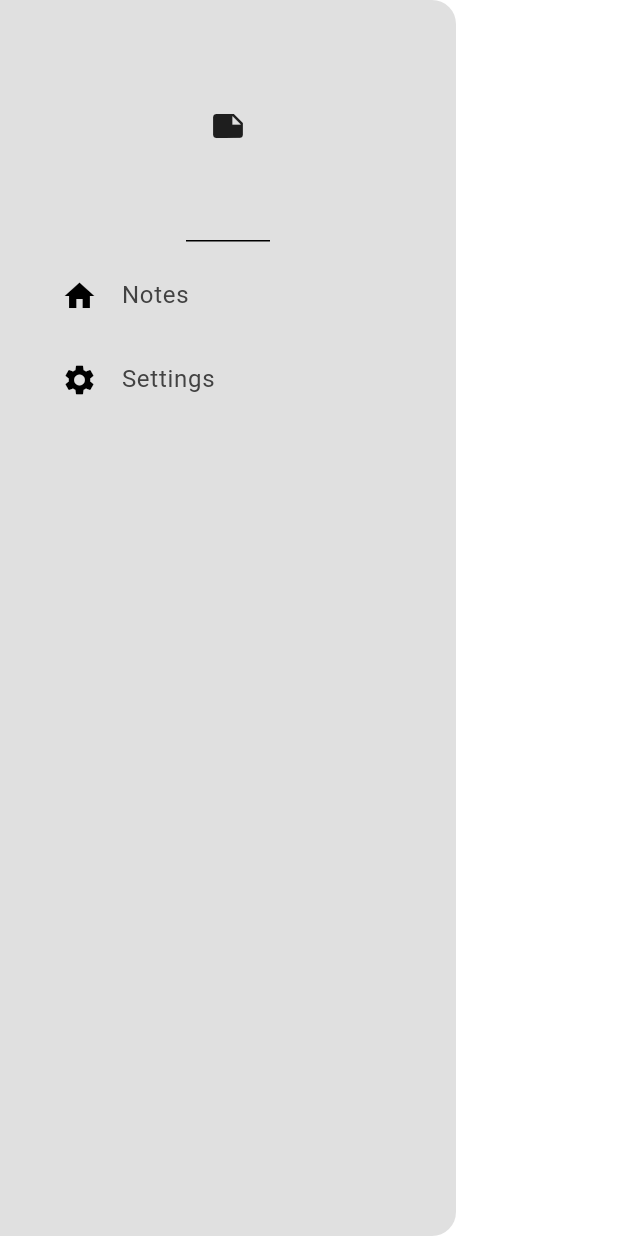
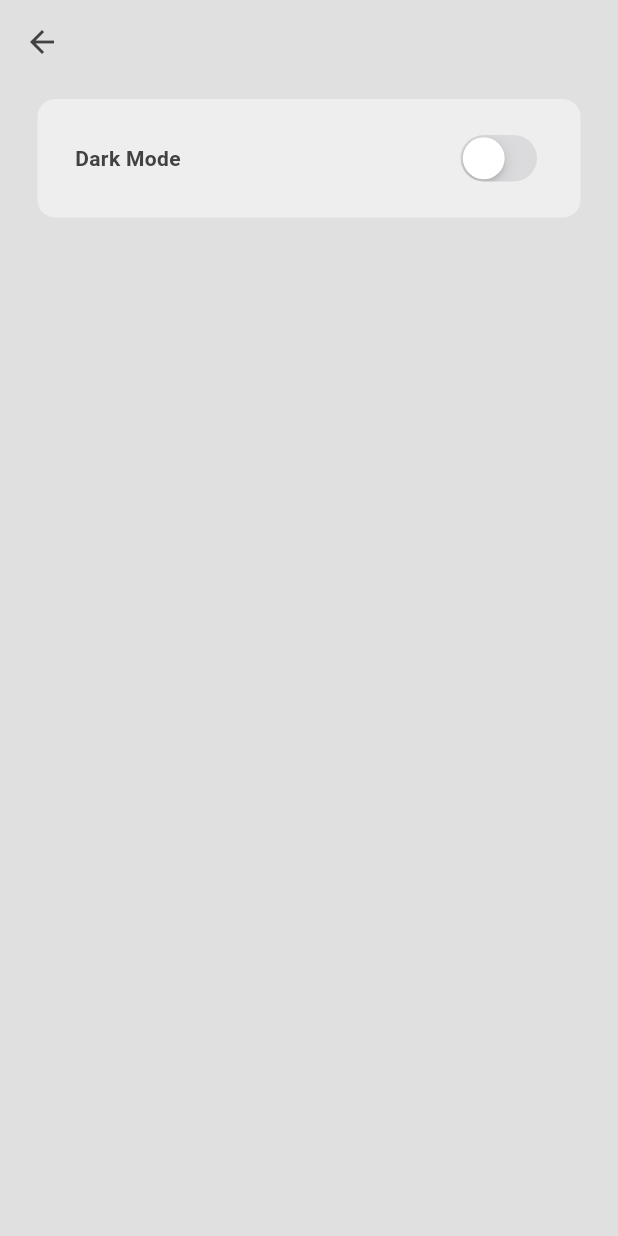
Before and after one commit to RennieFlc/Note_Sphere, a Flutter app: the MyDrawer widget shown alone on an empty page, opened directly, after a tap on "Settings", on a phone screen of 412 x 824 dp. Run offline on Flutter 3.47's test engine with Material 3 defaults, Android fonts, the phone set to English and light mode, and no system bars; our stand-ins replace google_fonts, isar; accounts and stored records are empty; generated files the repository leaves out were written again.

Commit message:
Added Components/Settings/Major Modification

```diff
--- a/lib/components/drawer.dart
+++ b/lib/components/drawer.dart
@@ -1,5 +1,6 @@
 import 'package:flutter/material.dart';
 import 'package:note_sphere/components/drawer_tile.dart';
+import 'package:note_sphere/pages/settings_page.dart';
 
 class MyDrawer extends StatelessWidget {
   const MyDrawer({super.key});
@@ -28,7 +29,15 @@ class MyDrawer extends StatelessWidget {
           DrawerTile(
             title: "Settings",
             leading: const Icon(Icons.settings),
-            onTap: () {},
+            onTap: () {
+              Navigator.pop(context);
+              Navigator.push(
+                context,
+                MaterialPageRoute(
+                  builder: (context) => SettingsPage(),
+                ),
+              );
+            },
           ),
         ],
       ),
--- /dev/null
+++ b/lib/pages/settings_page.dart
@@ -0,0 +1,47 @@
+import 'package:flutter/cupertino.dart';
+import 'package:flutter/material.dart';
+import 'package:note_sphere/theme/theme_provider.dart';
+import 'package:provider/provider.dart';
+
+class SettingsPage extends StatelessWidget {
+  const SettingsPage({super.key});
+
+  @override
+  Widget build(BuildContext context) {
+    return Scaffold(
+      backgroundColor: Theme.of(context).colorScheme.background,
+      appBar: AppBar(
+        elevation: 0,
+        backgroundColor: Colors.transparent,
+        foregroundColor: Theme.of(context).colorScheme.inversePrimary,
+      ),
+      body: Container(
+        decoration: BoxDecoration(
+          color: Theme.of(context).colorScheme.primary,
+          borderRadius: BorderRadius.circular(12),
+        ),
+        padding: const EdgeInsets.symmetric(vertical: 20, horizontal: 25),
+        margin: const EdgeInsets.only(left: 25, right: 25, top: 10),
+        child: Row(
+          mainAxisAlignment: MainAxisAlignment.spaceBetween,
+          children: [
+            //dark mode
+            Text("Dark Mode",
+              style: TextStyle(
+                fontWeight: FontWeight.bold,
+                color: Theme.of(context).colorScheme.inversePrimary,
+              ),
+            ),
+
+            //toggle
+            CupertinoSwitch(
+                value:
+                Provider.of<ThemeProvider>(context, listen: false).isDarkMode,
+                onChanged: (value) => Provider.of<ThemeProvider>(context, listen: false).toggleTheme(),
+            )
+          ],
+        ),
+      ),
+    );
+  }
+}
```
Also changed, not shown: lib/components/note_tile.dart (added, +46 -0 lines), lib/pages/note_page.dart (+12 -21 lines).
